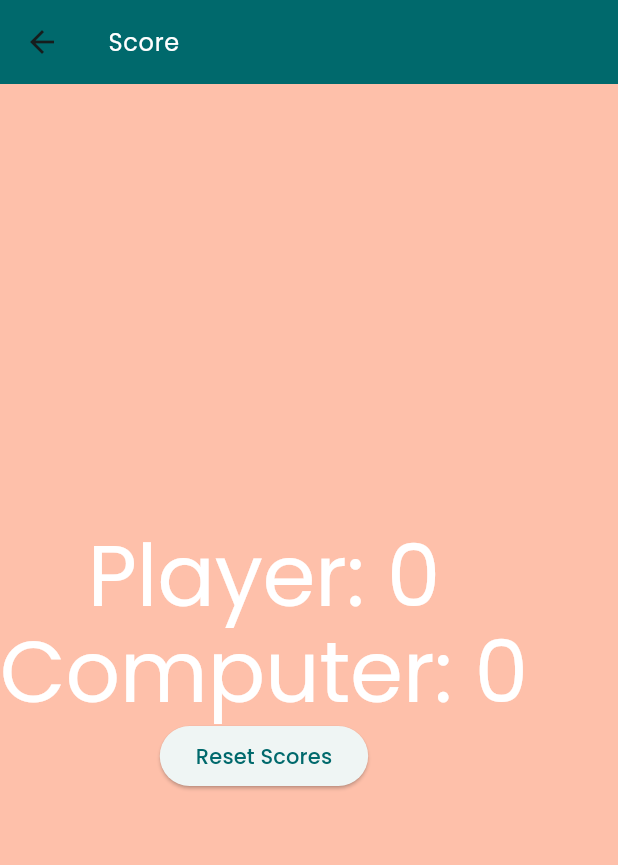
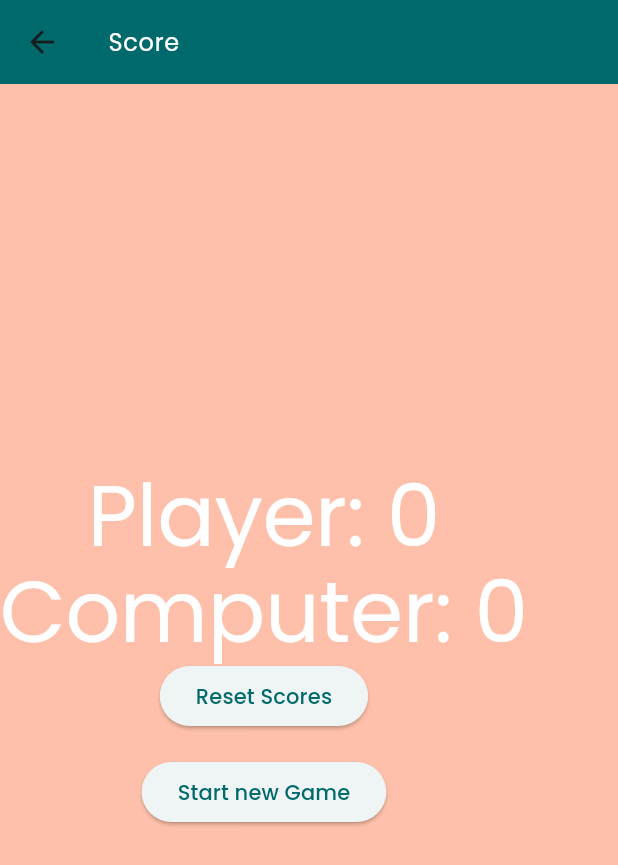
Before and after one commit to inakuhn/code-excursion-rps-ki-app, a Flutter app: the ScoreScreen screen opened by its route, on a phone screen of 412 x 824 dp. Shown: the top 865 px of the screen. Run offline on Flutter 3.47's test engine with Material 3 defaults, Android fonts, the phone set to English and light mode, and no system bars; our stand-ins replace camera, google_fonts, lottie; missing offline and left inert: tflite_flutter.

Commit message:
Add 📄 Aufgabe 8.3 🎮 Navigation zu einem neuen Spiel

```diff
--- a/lib/ui/screen/score_screen.dart
+++ b/lib/ui/screen/score_screen.dart
@@ -53,6 +53,10 @@ class _ScoreScreenState extends State<ScoreScreen> {
 
           /// TODO 📄 Aufgabe 8.3 🎮 Navigation zu einem neuen Spiel:
           // 🔍 Tipp: Verwende RPSNavigationButton und setze die Route auf WelcomeScreen.welcomeScreenRoute.
+          const RPSNavigationButton(
+            buttonText: "Start new Game",
+            routeName: WelcomeScreen.welcomeScreenRoute,
+          ),
         ],
       ),
       backgroundColor: secondary,
```
